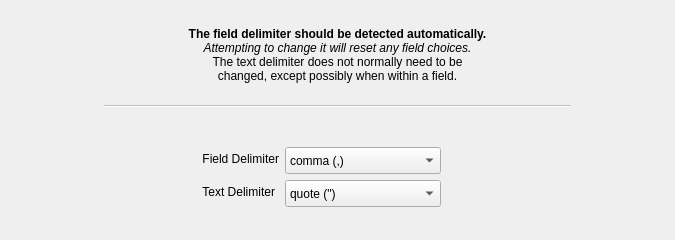
KDE/kmymoney, file kmymoney/plugins/csvimport/separatorwizardpage.ui: the form before one commit.
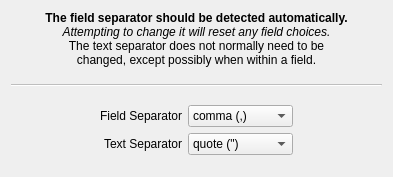
The form after the commit. Custom widgets are drawn as their Qt base class.

What changed in the file:
```diff
--- a/kmymoney/plugins/csvimport/separatorwizardpage.ui
+++ b/kmymoney/plugins/csvimport/separatorwizardpage.ui
@@ -6,91 +6,45 @@
    <rect>
     <x>0</x>
     <y>0</y>
-    <width>675</width>
-    <height>240</height>
+    <width>391</width>
+    <height>177</height>
    </rect>
   </property>
-  <property name="sizePolicy">
-   <sizepolicy hsizetype="Preferred" vsizetype="Preferred">
-    <horstretch>0</horstretch>
-    <verstretch>0</verstretch>
-   </sizepolicy>
-  </property>
-  <property name="minimumSize">
-   <size>
-    <width>0</width>
-    <height>230</height>
-   </size>
-  </property>
   <property name="maximumSize">
    <size>
     <width>16777215</width>
-    <height>267</height>
+    <height>210</height>
    </size>
   </property>
   <property name="windowTitle">
    <string>Separator Wizard Page</string>
   </property>
-  <layout class="QGridLayout" name="gridLayout">
+  <layout class="QGridLayout" name="gridLayout_2">
    <item row="0" column="0">
-    <layout class="QHBoxLayout" name="horizontalLayout_2" stretch="20,100,20">
-     <item>
-      <spacer name="horizontalSpacer">
-       <property name="orientation">
-        <enum>Qt::Horizontal</enum>
-       </property>
-       <property name="sizeHint" stdset="0">
-        <size>
-         <width>40</width>
-         <height>20</height>
-        </size>
-       </property>
-      </spacer>
-     </item>
-     <item>
-      <layout class="QVBoxLayout" name="verticalLayout" stretch="0,20,0,3,0,30,0">
-       <item>
-        <spacer name="verticalSpacer_4">
-         <property name="orientation">
-          <enum>Qt::Vertical</enum>
-         </property>
-         <property name="sizeHint" stdset="0">
-          <size>
-           <width>20</width>
-           <height>40</height>
-          </size>
-         </property>
-        </spacer>
-       </item>
+    <layout class="QVBoxLayout" name="verticalLayout">
        <item>
         <widget class="QLabel" name="label">
-         <property name="maximumSize">
-          <size>
-           <width>16777215</width>
-           <height>60</height>
-          </size>
-         </property>
          <property name="text">
           <string>&lt;!DOCTYPE HTML PUBLIC &quot;-//W3C//DTD HTML 4.0//EN&quot; &quot;http://www.w3.org/TR/REC-html40/strict.dtd&quot;&gt;
 &lt;html&gt;&lt;head&gt;&lt;meta name=&quot;qrichtext&quot; content=&quot;1&quot; /&gt;&lt;style type=&quot;text/css&quot;&gt;
 p, li { white-space: pre-wrap; }
-&lt;/style&gt;&lt;/head&gt;&lt;body style=&quot; font-family:''; font-size:9pt; font-weight:400; font-style:normal;&quot;&gt;
-&lt;p align=&quot;center&quot; style=&quot; margin-top:0px; margin-bottom:0px; margin-left:0px; margin-right:0px; -qt-block-indent:0; text-indent:0px;&quot;&gt;&lt;span style=&quot; font-family:'Sans Serif'; font-weight:600;&quot;&gt;The field delimiter should be detected automatically.&lt;/span&gt;&lt;/p&gt;
+&lt;/style&gt;&lt;/head&gt;&lt;body style=&quot; font-family:'DejaVu Sans'; font-size:9pt; font-weight:400; font-style:normal;&quot;&gt;
+&lt;p align=&quot;center&quot; style=&quot; margin-top:0px; margin-bottom:0px; margin-left:0px; margin-right:0px; -qt-block-indent:0; text-indent:0px;&quot;&gt;&lt;span style=&quot; font-family:'Sans Serif'; font-weight:600;&quot;&gt;The field separator should be detected automatically.&lt;/span&gt;&lt;/p&gt;
 &lt;p align=&quot;center&quot; style=&quot; margin-top:0px; margin-bottom:0px; margin-left:0px; margin-right:0px; -qt-block-indent:0; text-indent:0px;&quot;&gt;&lt;span style=&quot; font-family:'Sans Serif'; font-style:italic;&quot;&gt;Attempting to change it will reset any field choices.&lt;/span&gt;&lt;/p&gt;
-&lt;p align=&quot;center&quot; style=&quot; margin-top:0px; margin-bottom:0px; margin-left:0px; margin-right:0px; -qt-block-indent:0; text-indent:0px;&quot;&gt;&lt;span style=&quot; font-family:'Sans Serif';&quot;&gt;The text delimiter does not normally need to be&lt;/span&gt;&lt;/p&gt;
+&lt;p align=&quot;center&quot; style=&quot; margin-top:0px; margin-bottom:0px; margin-left:0px; margin-right:0px; -qt-block-indent:0; text-indent:0px;&quot;&gt;&lt;span style=&quot; font-family:'Sans Serif';&quot;&gt;The text &lt;/span&gt;&lt;span style=&quot; font-family:'Sans Serif';&quot;&gt;separator&lt;/span&gt;&lt;span style=&quot; font-family:'Sans Serif';&quot;&gt; does not normally need to be&lt;/span&gt;&lt;/p&gt;
 &lt;p align=&quot;center&quot; style=&quot; margin-top:0px; margin-bottom:0px; margin-left:0px; margin-right:0px; -qt-block-indent:0; text-indent:0px;&quot;&gt;&lt;span style=&quot; font-family:'Sans Serif';&quot;&gt;changed, except possibly when within a field.&lt;/span&gt;&lt;/p&gt;&lt;/body&gt;&lt;/html&gt;</string>
          </property>
         </widget>
        </item>
        <item>
-        <spacer name="verticalSpacer_3">
+      <spacer name="verticalSpacer_2">
          <property name="orientation">
           <enum>Qt::Vertical</enum>
          </property>
          <property name="sizeHint" stdset="0">
           <size>
-           <width>20</width>
-           <height>40</height>
+         <width>371</width>
+         <height>13</height>
           </size>
          </property>
         </spacer>
@@ -106,42 +60,50 @@
         </widget>
        </item>
        <item>
-        <spacer name="verticalSpacer_5">
+      <spacer name="verticalSpacer_3">
          <property name="orientation">
           <enum>Qt::Vertical</enum>
          </property>
          <property name="sizeHint" stdset="0">
           <size>
-           <width>20</width>
-           <height>40</height>
+         <width>367</width>
+         <height>13</height>
           </size>
          </property>
         </spacer>
        </item>
        <item>
-        <layout class="QHBoxLayout" name="horizontalLayout" stretch="12,40,20">
+      <layout class="QHBoxLayout" name="horizontalLayout">
          <item>
-          <spacer name="horizontalSpacer_3">
+        <spacer name="horizontalSpacer">
            <property name="orientation">
             <enum>Qt::Horizontal</enum>
            </property>
            <property name="sizeHint" stdset="0">
             <size>
-             <width>40</width>
-             <height>20</height>
+           <width>13</width>
+           <height>13</height>
             </size>
            </property>
           </spacer>
          </item>
          <item>
-          <layout class="QFormLayout" name="formLayout">
-           <property name="leftMargin">
-            <number>20</number>
-           </property>
-           <property name="topMargin">
-            <number>10</number>
-           </property>
-           <item row="2" column="0">
+        <layout class="QGridLayout" name="gridLayout">
+         <item row="1" column="2">
+          <widget class="KComboBox" name="comboBox_textDelimiter">
+           <item>
+            <property name="text">
+             <string>quote (&quot;)</string>
+            </property>
+           </item>
+           <item>
+            <property name="text">
+             <string>apostrophe (')</string>
+            </property>
+           </item>
+          </widget>
+         </item>
+         <item row="0" column="0">
             <widget class="QLabel" name="labelSet_fieldDelim">
              <property name="enabled">
               <bool>true</bool>
@@ -162,37 +124,15 @@
               <string comment="punctuation mark used as field delimiter" extracomment="punctuation mark used as field delimiter"/>
              </property>
              <property name="text">
-              <string comment="punctuation mark used as field delimiter">Field Delimiter</string>
+            <string comment="punctuation mark used as field delimiter">Field Separator</string>
              </property>
              <property name="alignment">
               <set>Qt::AlignRight|Qt::AlignTrailing|Qt::AlignVCenter</set>
              </property>
             </widget>
            </item>
-           <item row="3" column="0">
-            <widget class="QLabel" name="labelSet_textDelim">
-             <property name="minimumSize">
-              <size>
-               <width>0</width>
-               <height>0</height>
-              </size>
-             </property>
-             <property name="text">
-              <string>Text Delimiter</string>
-             </property>
-             <property name="alignment">
-              <set>Qt::AlignRight|Qt::AlignTrailing|Qt::AlignVCenter</set>
-             </property>
-            </widget>
-           </item>
-           <item row="2" column="1">
+         <item row="0" column="2">
             <widget class="KComboBox" name="comboBox_fieldDelimiter">
-             <property name="minimumSize">
-              <size>
-               <width>124</width>
-               <height>27</height>
-              </size>
-             </property>
              <property name="toolTip">
               <string>Select field delimiter/separator character.
 This will reset any existing field choices.</string>
@@ -219,81 +159,21 @@
              </item>
             </widget>
            </item>
-           <item row="3" column="1">
-            <widget class="KComboBox" name="comboBox_textDelimiter">
+         <item row="1" column="0">
+          <widget class="QLabel" name="labelSet_textDelim_2">
              <property name="minimumSize">
               <size>
-               <width>100</width>
-               <height>27</height>
-              </size>
-             </property>
-             <item>
+             <width>0</width>
+             <height>0</height>
+            </size>
+           </property>
               <property name="text">
-               <string>quote (&quot;)</string>
-              </property>
-             </item>
-             <item>
-              <property name="text">
-               <string>apostrophe (')</string>
-              </property>
-             </item>
-            </widget>
-           </item>
-           <item row="1" column="1">
-            <spacer name="verticalSpacer">
-             <property name="orientation">
-              <enum>Qt::Vertical</enum>
-             </property>
-             <property name="sizeHint" stdset="0">
-              <size>
-               <width>20</width>
-               <height>40</height>
-              </size>
-             </property>
-            </spacer>
-           </item>
-           <item row="4" column="1">
-            <spacer name="verticalSpacer_2">
-             <property name="orientation">
-              <enum>Qt::Vertical</enum>
-             </property>
-             <property name="sizeHint" stdset="0">
-              <size>
-               <width>20</width>
-               <height>40</height>
-              </size>
-             </property>
-            </spacer>
-           </item>
-          </layout>
-         </item>
-         <item>
-          <spacer name="horizontalSpacer_4">
-           <property name="orientation">
-            <enum>Qt::Horizontal</enum>
-           </property>
-           <property name="sizeHint" stdset="0">
-            <size>
-             <width>40</width>
-             <height>20</height>
-            </size>
-           </property>
-          </spacer>
-         </item>
-        </layout>
-       </item>
-       <item>
-        <spacer name="verticalSpacer_6">
-         <property name="orientation">
-          <enum>Qt::Vertical</enum>
-         </property>
-         <property name="sizeHint" stdset="0">
-          <size>
-           <width>20</width>
-           <height>40</height>
-          </size>
-         </property>
-        </spacer>
+            <string>Text Separator</string>
+           </property>
+           <property name="alignment">
+            <set>Qt::AlignRight|Qt::AlignTrailing|Qt::AlignVCenter</set>
+           </property>
+          </widget>
        </item>
       </layout>
      </item>
@@ -304,8 +184,23 @@
        </property>
        <property name="sizeHint" stdset="0">
         <size>
-         <width>40</width>
-         <height>20</height>
+           <width>13</width>
+           <height>13</height>
+          </size>
+         </property>
+        </spacer>
+       </item>
+      </layout>
+     </item>
+     <item>
+      <spacer name="verticalSpacer">
+       <property name="orientation">
+        <enum>Qt::Vertical</enum>
+       </property>
+       <property name="sizeHint" stdset="0">
+        <size>
+         <width>138</width>
+         <height>13</height>
         </size>
        </property>
       </spacer>
```
Lines whose indentation alone changed are shown as unchanged.
